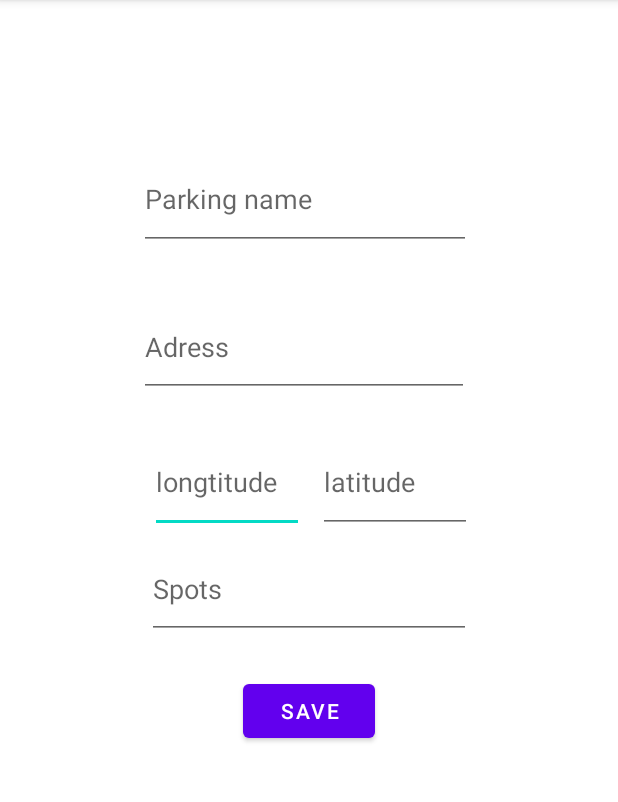
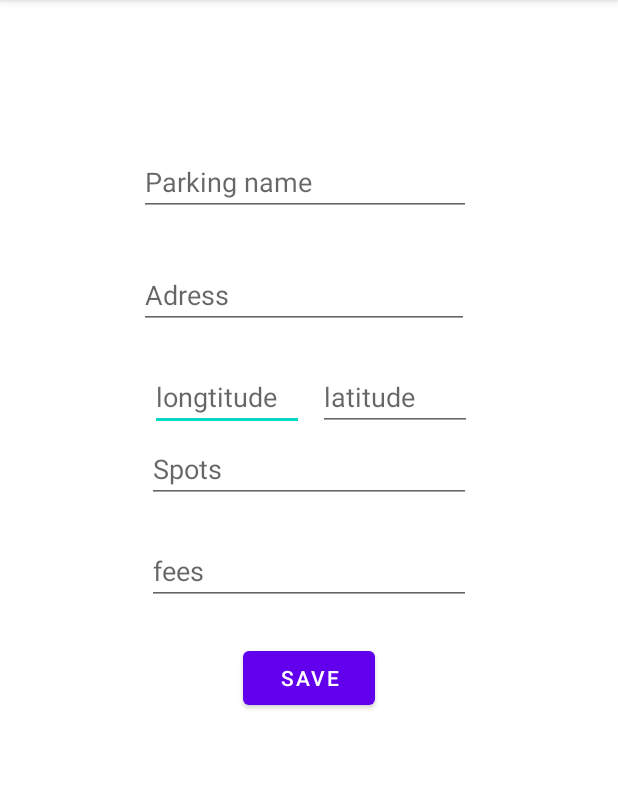
Before and after one commit to madeleine3341/SmartPark, an Android app: the AddParkingActivity screen opened directly, with no data from a screen before it, after a tap on "SAVE", on a phone screen of 412 x 824 dp, the part 84-886 px from its top. Run offline under Robolectric (Android 15) with nearby library versions, the phone set to English and light mode, and no system bars; 1 statement that could not run was skipped.

Commit message:
add the variable "fees" to the parking model and other activites

```diff
--- a/app/src/main/java/com/team19/smartpark/AddParkingActivity.java
+++ b/app/src/main/java/com/team19/smartpark/AddParkingActivity.java
@@ -24,6 +24,7 @@ public class AddParkingActivity extends AppCompatActivity {
     private EditText latTextView;
     private EditText lngTextView;
     private EditText spotsTextView;
+    private EditText feesTextView;
 
     private FloatingActionButton actionBtn;
 
@@ -39,12 +40,16 @@ public class AddParkingActivity extends AppCompatActivity {
         latTextView = findViewById(R.id.latTextView);
         lngTextView = findViewById(R.id.lngTextView);
         spotsTextView = findViewById(R.id.spotsTextView);
+        feesTextView =findViewById(R.id.feesTextView);
 
         saveBtn.setOnClickListener(new View.OnClickListener() {
             @Override
             public void onClick(View v) {
                 String name = nameTextView.getText().toString();
                 String address = addressTextView.getText().toString();
+                String fee=feesTextView.getText().toString();
+                double fees = Double.parseDouble(fee);
+
                 String strSpots = spotsTextView.getText().toString();
                 strSpots = strSpots.replace(" ", "");
                 String[] spots = strSpots.split(",");
@@ -66,13 +71,14 @@ public class AddParkingActivity extends AppCompatActivity {
 
                 }
 
-                if (!name.isEmpty() && !address.isEmpty() && lat != 0.0 && lng != 0.0) {
+                if (!name.isEmpty() && !address.isEmpty() && lat != 0.0 && lng != 0.0 && !fee.isEmpty()) {
                     Parking parking = new Parking();
                     parking.address = address;
                     parking.lat = lat;
                     parking.lng = lng;
                     parking.name = name;
                     parking.spots = hashspot;
+                    parking.fees=fees;
                     FirebaseHelper.addParkingLots(parking);
                     Toast.makeText(getApplicationContext(), "Parking added successfully", Toast.LENGTH_SHORT).show();
                     finish();
--- a/app/src/main/java/com/team19/smartpark/ParkingInfoActivity.java
+++ b/app/src/main/java/com/team19/smartpark/ParkingInfoActivity.java
@@ -91,7 +91,7 @@ public class ParkingInfoActivity  extends AppCompatActivity {
 
                 Iterable<DataSnapshot> parkings = dataSnapshot.getChildren();
                 HashMap<String, Boolean> temp = new HashMap<String, Boolean>();
-                Parking targetParking = new Parking("N/A",0,0,"N/A",temp,false);
+                Parking targetParking = new Parking("N/A",0,0,"N/A",temp,false,0);
                 //array list to hold all parking lots
                 LinkedHashMap<String, Parking> parkingsList = new LinkedHashMap<String, Parking>();
                 for (DataSnapshot parking :
--- a/app/src/main/res/layout/activity_parking.xml
+++ b/app/src/main/res/layout/activity_parking.xml
@@ -43,10 +43,24 @@
         android:autofillHints=""
         android:ems="10"
         android:hint="Spots"
+        app:layout_constraintBottom_toTopOf="@+id/feesTextView"
+        app:layout_constraintEnd_toEndOf="parent"
+        app:layout_constraintStart_toStartOf="parent"
+        app:layout_constraintTop_toBottomOf="@+id/latTextView" />
+
+    <EditText
+        android:id="@+id/feesTextView"
+        android:layout_width="216dp"
+        android:layout_height="0dp"
+        android:layout_marginBottom="24dp"
+        android:autofillHints=""
+        android:ems="10"
+        android:hint="fees"
         app:layout_constraintBottom_toTopOf="@+id/saveBtn"
         app:layout_constraintEnd_toEndOf="parent"
         app:layout_constraintStart_toStartOf="parent"
-        app:layout_constraintTop_toBottomOf="@+id/latTextView" />
+        app:layout_constraintTop_toBottomOf="@+id/spotsTextView" />
+
 
     <EditText
         android:id="@+id/addressTextView"
@@ -81,7 +95,7 @@
         android:id="@+id/saveBtn"
         android:layout_width="wrap_content"
         android:layout_height="wrap_content"
-        android:layout_marginBottom="270dp"
+        android:layout_marginBottom="200dp"
         android:text="Save"
         app:layout_constraintBottom_toBottomOf="parent"
         app:layout_constraintEnd_toEndOf="parent"
```
Also changed, not shown: app/src/main/java/com/team19/smartpark/models/Parking.java (+13 -1 lines).
